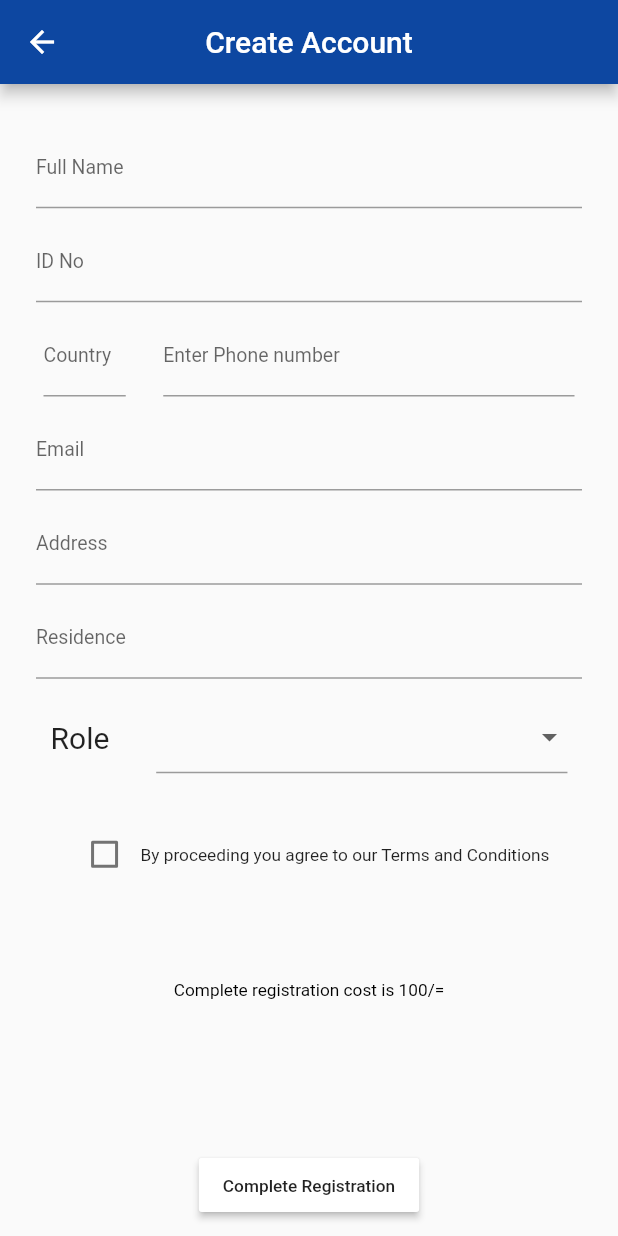
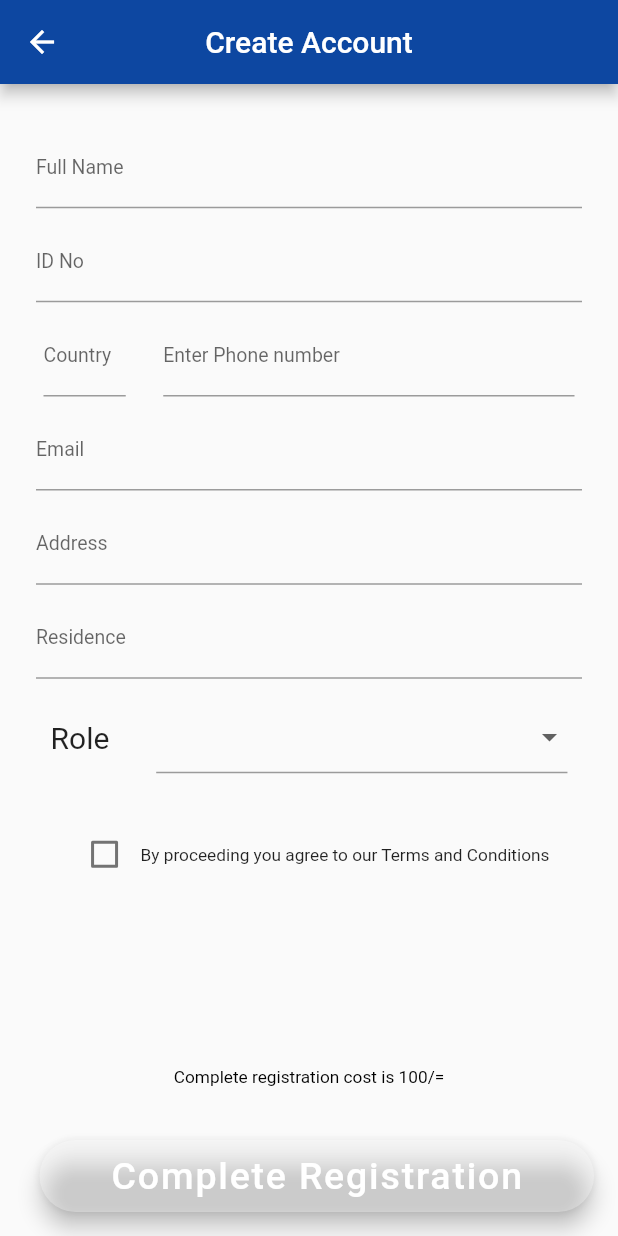
Before and after one commit to CreamyMilk/protoz, a Flutter app: the RegisterPage screen opened by its route, on a phone screen of 412 x 824 dp. Run offline on Flutter 3.47's test engine with Material 2 defaults, Android fonts, the phone set to English and light mode, and no system bars; our stand-ins replace flutter_speed_dial, webview_flutter; network calls fail.

Commit message:
👀 Minor Ui tweaks

```diff
--- a/lib/loginPage.dart
+++ b/lib/loginPage.dart
@@ -13,6 +13,7 @@ class _MyHomePageState extends State<MyHomePage> {
   @override
   Widget build(BuildContext context) {
     return Scaffold(
+
       body: Stack(
         children: [
           Padding(
@@ -21,7 +22,7 @@ class _MyHomePageState extends State<MyHomePage> {
                 tag: "logo",
                 child: Icon(
                   Icons.filter_drama,
-                  size: 100,
+                  size: 50,
                 )),
           ),
           Center(
--- a/lib/pages/ProductDetails.dart
+++ b/lib/pages/ProductDetails.dart
@@ -27,11 +27,11 @@ class ProductDetails extends StatelessWidget {
               children: [
                 Text(
                   "Checkout",
-                  style: TextStyle(fontSize: 20),
+                  style: TextStyle(color: Colors.black, fontSize: 20),
                 ),
                 Text(
                   "\$3.58",
-                  style: TextStyle(fontSize: 18),
+                  style: TextStyle(fontSize: 18, color: Colors.black),
                 ),
               ],
             ),
--- a/lib/pages/register.dart
+++ b/lib/pages/register.dart
@@ -32,6 +32,22 @@ class _RegisterPageState extends State<RegisterPage> {
   @override
   Widget build(BuildContext context) {
     return Scaffold(
+      floatingActionButton: FloatingActionButton.extended(
+        backgroundColor: Colors.white30,
+        onPressed: () {
+          Navigator.of(context).pushNamed("/buysell");
+        },
+        label: Container(
+          width: MediaQuery.of(context).size.width * 0.8,
+          child: Row(
+            mainAxisAlignment: MainAxisAlignment.center,
+            children: [
+              Text("Complete Registration",
+                  style: TextStyle(color: Colors.white, fontSize: 25)),
+            ],
+          ),
+        ),
+      ),
       appBar: AppBar(
         centerTitle: true,
         title: Text("Create Account"),
@@ -197,18 +213,13 @@ class _RegisterPageState extends State<RegisterPage> {
                 ],
               )),
           Spacer(),
-          Text("Complete registration cost is 100/=",style: TextStyle(color:Colors.black),),
-          SizedBox(height: 100,),
-          MaterialButton(
-
-            color: Colors.white,
-            child: Text("Complete Registration"),
-            onPressed: () {
-            Navigator.of(context).pushNamed("/buysell");
-          }),
+          Text(
+            "Complete registration cost is 100/=",
+            style: TextStyle(color: Colors.black),
+          ),
           SizedBox(
-            height: 10,
-          )
+            height: 100,
+          ),
         ],
       ),
     );
@@ -217,14 +228,11 @@ class _RegisterPageState extends State<RegisterPage> {
   Container buildContainer() {
     return Container(
       padding: EdgeInsets.only(left: 24.0, right: 24.0),
-          child: Row(
-              mainAxisAlignment: MainAxisAlignment.spaceAround,
-              children: [
+      child: Row(mainAxisAlignment: MainAxisAlignment.spaceAround, children: [
         SizedBox(width: 5),
         Flexible(
           flex: 2,
           child: TextFormField(
-
             keyboardType: TextInputType.datetime,
             validator: (value) {
               if (value.isEmpty) {
--- a/lib/widgets/changeQunatity.dart
+++ b/lib/widgets/changeQunatity.dart
@@ -16,14 +16,14 @@ class ChangeQunatityPopUp extends StatelessWidget {
         crossAxisAlignment: CrossAxisAlignment.start,
         children: <Widget>[
           Text(
-            "Current Stock -> 900",
+            "Current Stock of seeds -> 900",
             style: TextStyle(fontSize: 15),
           ),
           Row(
             crossAxisAlignment: CrossAxisAlignment.center,
             children: [
               Container(
-                margin: EdgeInsets.only(top: 20),
+                margin: EdgeInsets.only(top: 20, left: 10),
                 height: 30,
                 width: 60,
                 child: Text(
```
Also changed, not shown: lib/main.dart (+8 -8 lines), lib/pages/categoriesList.dart (+8 -12 lines), lib/pages/stockList.dart (+4 -3 lines), lib/pages/walletsliver.dart (+40 -29 lines), lib/widgets/buildPopupDialog.dart (deleted). Lines whose indentation alone changed are shown as unchanged.
